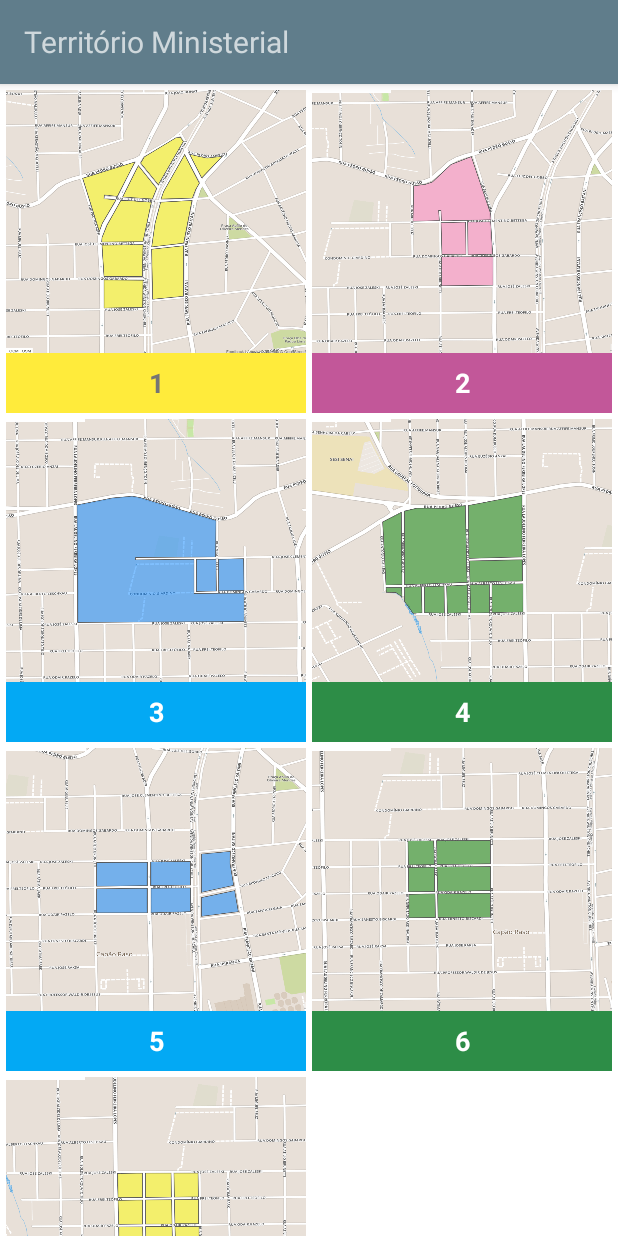
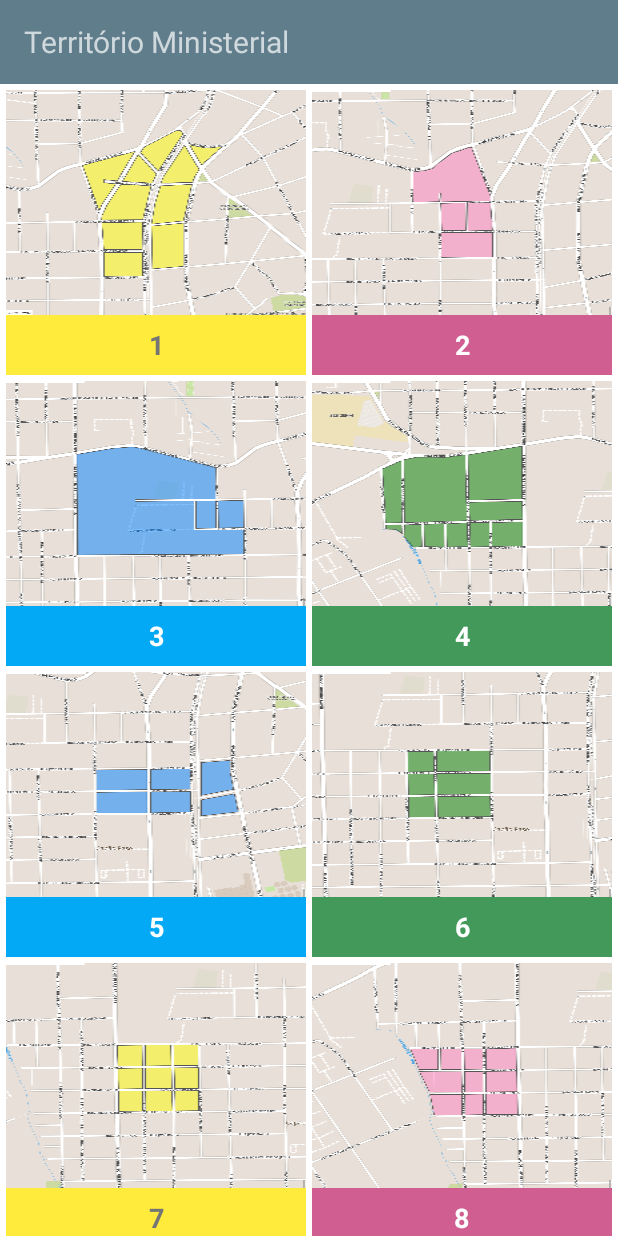
Before and after one commit to sanztss/Territorio, an Android app: the screen it shows after launch (MainActivity), on a phone screen of 412 x 824 dp. Run offline under Robolectric (Android 15) with nearby library versions, the phone set to English and light mode, and no system bars.

Commit message:
territorios adicionados 7 - 13

```diff
--- a/app/build.gradle
+++ b/app/build.gradle
@@ -35,7 +35,8 @@ dependencies {
     compile "com.android.support:design:${supportLibVersion}"
     compile "com.android.support:recyclerview-v7:${supportLibVersion}"
     compile "com.android.support.test.espresso:espresso-idling-resource:${espressoVersion}"
-    compile 'com.squareup.picasso:picasso:2.5.2'
+    compile 'com.github.bumptech.glide:glide:4.0.0-RC1'
+    annotationProcessor 'com.github.bumptech.glide:compiler:4.0.0-RC1'
     testCompile "junit:junit:${junitVersion}"
 
     androidTestCompile("com.android.support.test.espresso:espresso-core:${espressoVersion}") {
--- a/app/src/main/AndroidManifest.xml
+++ b/app/src/main/AndroidManifest.xml
@@ -5,7 +5,7 @@
     <application
         android:allowBackup="true"
         android:fullBackupContent="false"
-        android:hardwareAccelerated="true"
+        android:hardwareAccelerated="false"
         android:icon="@mipmap/ic_launcher"
         android:label="@string/nomeAplicativo"
         android:roundIcon="@mipmap/ic_launcher_round"
--- a/app/src/main/java/jw/org/territorio/adapter/TerritorioAdapter.java
+++ b/app/src/main/java/jw/org/territorio/adapter/TerritorioAdapter.java
@@ -3,7 +3,6 @@ package jw.org.territorio.adapter;
 import android.app.Activity;
 import android.content.Context;
 import android.content.res.Resources;
-import android.graphics.drawable.Drawable;
 import android.support.annotation.ColorRes;
 import android.support.v4.content.ContextCompat;
 import android.support.v7.widget.RecyclerView;
@@ -13,14 +12,12 @@ import android.view.ViewGroup;
 import android.widget.ImageView;
 import android.widget.TextView;
 
-import com.squareup.picasso.Picasso;
+import com.bumptech.glide.Glide;
 
 import java.util.List;
 
 import jw.org.territorio.R;
 import jw.org.territorio.model.Territorio;
-
-import static android.R.attr.category;
 
 /**
  * Created by Des. Android on 26/07/2017.
@@ -62,7 +59,7 @@ public class TerritorioAdapter extends RecyclerView.Adapter<TerritorioAdapter.Vi
     @Override
     public void onBindViewHolder(final ViewHolder holder, final int position) {
         Territorio territorio = territorios.get(position);
-        setCategoryIcon(territorio, holder.category_icon);
+        Glide.with(mContext).load(mResources.getIdentifier("territorio_" + territorio.getNumeroTerritorio(), DRAWABLE, mPackageName)).into(holder.category_icon);
         holder.itemView.setBackgroundColor(getColor(territorio.getTematerritorio().getWindowBackgroundColor()));
         holder.category_title.setText(territorio.getNumeroTerritorio());
         holder.category_title.setTextColor(getColor(territorio.getTematerritorio().getTextPrimaryColor()));
@@ -73,13 +70,6 @@ public class TerritorioAdapter extends RecyclerView.Adapter<TerritorioAdapter.Vi
                 mOnItemClickListener.onClick(v, holder.getAdapterPosition());
             }
         });
-    }
-
-    private void setCategoryIcon(Territorio territorio, ImageView icon) {
-        final int territorioImageResource = mResources.getIdentifier("territorio_" + territorio.getNumeroTerritorio(), DRAWABLE, mPackageName);
-        Picasso.with(mContext)
-                .load(territorioImageResource)
-                .into(icon);
     }
 
     @Override
--- a/app/src/main/res/layout/item_territorio.xml
+++ b/app/src/main/res/layout/item_territorio.xml
@@ -8,7 +8,7 @@
     <ImageView
         android:id="@+id/category_icon"
         android:layout_width="match_parent"
-        android:layout_height="175dp"
+        android:layout_height="150dp"
         android:layout_marginBottom="40dp"
         android:scaleType="fitXY"
         android:contentDescription="Território" />
--- a/app/src/main/res/values/colors.xml
+++ b/app/src/main/res/values/colors.xml
@@ -19,16 +19,16 @@
     <color name="bluePrimaryDark">#038dcc</color>
 
     <color name="pinkBackground">#ff88d3</color>
-    <color name="pinkPrimary">#c25799</color>
+    <color name="pinkPrimary">#d15e90</color>
     <color name="pinkAccent">#ff9419</color>
     <color name="pinkText">@android:color/white</color>
-    <color name="pinkPrimaryDark">#a64a7d</color>
+    <color name="pinkPrimaryDark">#bf3e6b</color>
 
     <color name="greenBackground">#b9f6ca</color>
-    <color name="greenPrimary">#2d8d47</color>
+    <color name="greenPrimary">#42995a</color>
     <color name="greenAccent">#e919ff</color>
     <color name="greenText">@android:color/white</color>
-    <color name="greenPrimaryDark">#37663d</color>
+    <color name="greenPrimaryDark">#297632</color>
 
     <color name="orangeBackground">#e28946</color>
     <color name="orangePrimary">#bf682d</color>
```
Also changed, not shown: app/src/main/res/raw/territorios.json (+24 -0 lines), app/src/main/res/drawable/territorio_10.png (added), app/src/main/res/drawable/territorio_11.png (added), app/src/main/res/drawable/territorio_12.png (added), app/src/main/res/drawable/territorio_13.png (added), app/src/main/res/drawable/territorio_8.png (added), app/src/main/res/drawable/territorio_9.png (added).
